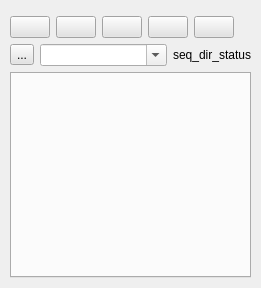
Above: qsequoia2/qsequoia2_dockwidget.ui from SequoiApp/Qsequoia2 before the change. Below: the same form after it.
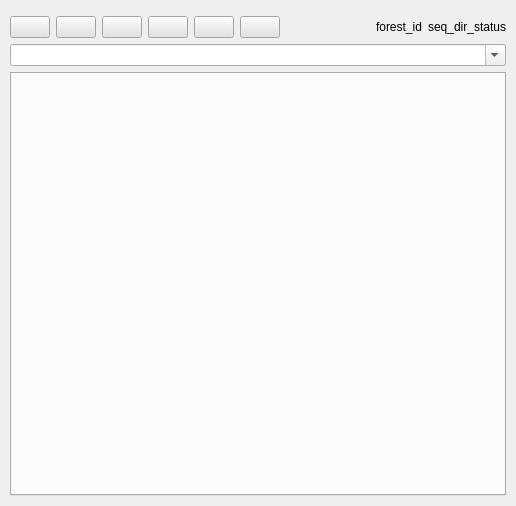
That is the form after the change. Icons and pictures are not drawn. Custom widgets are drawn as their Qt base class.

The edit to the form file:
```diff
--- a/qsequoia2/qsequoia2_dockwidget.ui
+++ b/qsequoia2/qsequoia2_dockwidget.ui
@@ -6,13 +6,13 @@
    <rect>
     <x>0</x>
     <y>0</y>
-    <width>261</width>
-    <height>288</height>
+    <width>516</width>
+    <height>506</height>
    </rect>
   </property>
   <property name="minimumSize">
    <size>
-    <width>261</width>
+    <width>392</width>
     <height>288</height>
    </size>
   </property>
@@ -56,7 +56,7 @@
        </widget>
       </item>
       <item>
-       <widget class="QPushButton" name="btn_reload">
+       <widget class="QPushButton" name="btn_issue">
         <property name="toolTip">
          <string>Recharger le plugin</string>
         </property>
@@ -81,6 +81,38 @@
         </property>
        </widget>
       </item>
+      <item>
+       <widget class="QPushButton" name="btn_reload">
+        <property name="toolTip">
+         <string>Recharger le plugin</string>
+        </property>
+        <property name="styleSheet">
+         <string notr="true">background-color: rgb(227, 227, 227);</string>
+        </property>
+        <property name="text">
+         <string/>
+        </property>
+       </widget>
+      </item>
+      <item>
+       <widget class="QPushButton" name="btn_select_seq_dir">
+        <property name="sizePolicy">
+         <sizepolicy hsizetype="Minimum" vsizetype="Fixed">
+          <horstretch>0</horstretch>
+          <verstretch>0</verstretch>
+         </sizepolicy>
+        </property>
+        <property name="toolTip">
+         <string>Sélectionner un dosssier</string>
+        </property>
+        <property name="styleSheet">
+         <string notr="true">background-color: rgb(227, 227, 227);</string>
+        </property>
+        <property name="text">
+         <string/>
+        </property>
+       </widget>
+      </item>
       <item>
        <widget class="QPushButton" name="btn_open_seq_dir">
         <property name="toolTip">
@@ -94,19 +126,6 @@
         </property>
        </widget>
       </item>
-      <item>
-       <widget class="QPushButton" name="btn_issue">
-        <property name="toolTip">
-         <string>Signaler un problème</string>
-        </property>
-        <property name="styleSheet">
-         <string notr="true">background-color: rgb(227, 227, 227);</string>
-        </property>
-        <property name="text">
-         <string/>
-        </property>
-       </widget>
-      </item>
       <item>
        <spacer name="horizontalSpacer">
         <property name="orientation">
@@ -120,6 +139,20 @@
         </property>
        </spacer>
       </item>
+      <item>
+       <widget class="QLabel" name="btn_forest_id">
+        <property name="text">
+         <string>forest_id</string>
+        </property>
+       </widget>
+      </item>
+      <item>
+       <widget class="QLabel" name="lbl_seq_dir_status">
+        <property name="text">
+         <string>seq_dir_status</string>
+        </property>
+       </widget>
+      </item>
      </layout>
     </item>
     <item>
@@ -127,22 +160,6 @@
       <property name="topMargin">
        <number>0</number>
       </property>
-      <item>
-       <widget class="QToolButton" name="btn_select_seq_dir">
-        <property name="sizePolicy">
-         <sizepolicy hsizetype="Minimum" vsizetype="Fixed">
-          <horstretch>0</horstretch>
-          <verstretch>0</verstretch>
-         </sizepolicy>
-        </property>
-        <property name="styleSheet">
-         <string notr="true">background-color: rgb(227, 227, 227);</string>
-        </property>
-        <property name="text">
-         <string>...</string>
-        </property>
-       </widget>
-      </item>
       <item>
        <widget class="QComboBox" name="cb_seq_folder">
         <property name="sizePolicy">
@@ -156,13 +173,6 @@
         </property>
        </widget>
       </item>
-      <item>
-       <widget class="QLabel" name="lbl_seq_dir_status">
-        <property name="text">
-         <string>seq_dir_status</string>
-        </property>
-       </widget>
-      </item>
      </layout>
     </item>
     <item>
```
Left out of the diff: 2 changed lines with no effect on the pictures.
